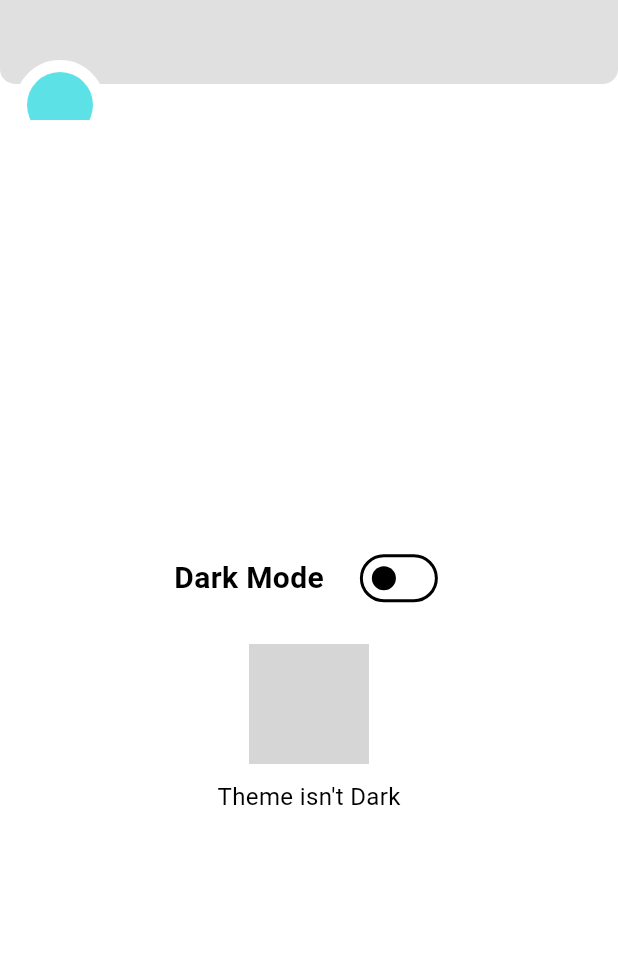
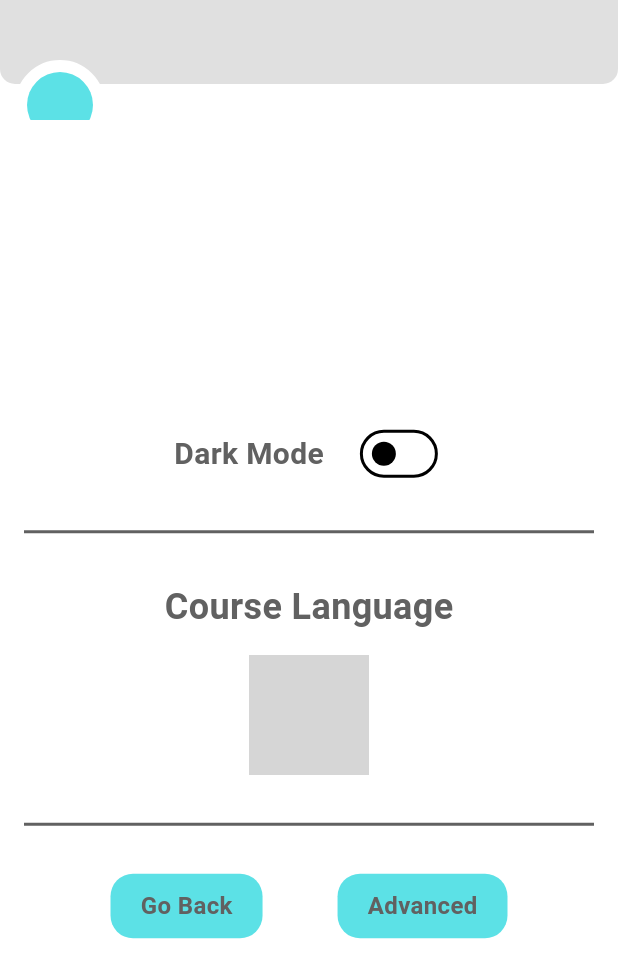
Before and after one commit to Enes-Celebi/Flutter-Language-Learning-App, a Flutter app: the SettingsPage screen opened directly, on a phone screen of 412 x 824 dp. Shown: the top 978 px of the screen. Run offline on Flutter 3.47's test engine with Material 3 defaults, Android fonts, the phone set to English and light mode, and no system bars; our stand-ins replace cloud_firestore, firebase_auth, firebase_core; accounts and stored records are empty; grey boxes are pictures that could not be loaded.

Commit message:
progress update is realtime now, also renewed the settings page

```diff
--- a/lib/pages/login_page.dart
+++ b/lib/pages/login_page.dart
@@ -1,7 +1,7 @@
 import "package:firebase_auth/firebase_auth.dart";
 import "package:flutter/material.dart";
-import "package:lingoneer_beta_0_0_1/components/my_button.dart";
-import "package:lingoneer_beta_0_0_1/components/my_textfield.dart";
+import "package:lingoneer_beta_0_0_1/components/primary_button_component.dart";
+import "package:lingoneer_beta_0_0_1/components/primary_textfield_component.dart";
 import "package:lingoneer_beta_0_0_1/pages/subject_page.dart";
 import "package:lingoneer_beta_0_0_1/pages/signup_page.dart";
 import "package:lingoneer_beta_0_0_1/services/language_provider.dart";
--- a/lib/pages/settings_page.dart
+++ b/lib/pages/settings_page.dart
@@ -1,6 +1,8 @@
 import 'package:flutter/material.dart';
-import 'package:cloud_firestore/cloud_firestore.dart'; // Import Firestore
+import 'package:cloud_firestore/cloud_firestore.dart';
 import 'package:lingoneer_beta_0_0_1/components/appbar_component.dart';
+import 'package:lingoneer_beta_0_0_1/components/primary_button_component.dart';
+import 'package:lingoneer_beta_0_0_1/pages/account_settings.dart';
 import 'package:lingoneer_beta_0_0_1/services/language_provider.dart';
 import 'package:provider/provider.dart';
 
@@ -43,13 +45,8 @@ class _SettingsPageState extends State<SettingsPage> {
           } else if (!snapshot.hasData || snapshot.data!.isEmpty) {
             return Center(child: Text('No data found'));
           } else {
-            //final languageData = snapshot.data![0].docs;
             final intendedLanguageData = snapshot.data![1].docs;
 
-            // Extract the image paths with null checks and casting
-            // final String languageImage = languageData.isNotEmpty
-            //     ? (languageData.first.data() as Map<String, dynamic>)['image'] ?? 'No image'
-            //     : 'No data';
             final String intendedLanguageImage = intendedLanguageData.isNotEmpty
                 ? (intendedLanguageData.first.data() as Map<String, dynamic>)['image'] ?? 'No image'
                 : 'No data';
@@ -61,12 +58,12 @@ class _SettingsPageState extends State<SettingsPage> {
                   Row(
                     mainAxisAlignment: MainAxisAlignment.center,
                     children: [
-                      const Text(
+                      Text(
                         'Dark Mode',
                         style: TextStyle(
                           fontSize: 20,
                           fontWeight: FontWeight.bold,
-                          color: Colors.black,
+                          color: Theme.of(context).colorScheme.inversePrimary,
                         ),
                       ),
                       const SizedBox(width: 20),
@@ -82,6 +79,22 @@ class _SettingsPageState extends State<SettingsPage> {
                     ],
                   ),
                   const SizedBox(height: 20),
+                  Divider(
+                    color: Theme.of(context).colorScheme.inversePrimary,
+                    thickness: 2,
+                    indent: 16,
+                    endIndent: 16
+                  ),
+                  const SizedBox(height:25),
+                  Text(
+                    'Course Language',
+                    style: TextStyle(
+                      fontSize: 24,
+                      fontWeight: FontWeight.bold,
+                      color: Theme.of(context).colorScheme.inversePrimary,
+                    ),
+                  ),
+                  const SizedBox(height: 15),
                   GestureDetector(
                     onTap: () {
                       _showIntendedLanguageDialog(context);
@@ -92,13 +105,31 @@ class _SettingsPageState extends State<SettingsPage> {
                       height: 80,
                     ),
                   ),
-                  const SizedBox(height: 10),
-                  Text(
-                    isDarkMode ? 'Theme is Dark' : 'Theme isn\'t Dark',
-                    style: TextStyle(
-                      fontSize: 16,
-                      color: isDarkMode ? Colors.white : Colors.black,
+                  const SizedBox(height: 25),
+                  Divider(
+                    color: Theme.of(context).colorScheme.inversePrimary,
+                    thickness: 2,
+                    indent: 16,
+                    endIndent: 16
                   ),
+                  const SizedBox(height: 25),
+                  Row(
+                    mainAxisAlignment: MainAxisAlignment.center,
+                    children: [
+                      MyButton(
+                        text: 'Go Back',
+                        onTap: () => Navigator.pop(context),
+                      ),
+                      MyButton(
+                        text: 'Advanced',
+                        onTap: () => Navigator.push(
+                          context,
+                          MaterialPageRoute(
+                            builder: (context) => GeneralSettingsPage(),
+                          ),
+                        ),
+                      ),
+                    ],
                   ),
                 ],
               ),
@@ -108,6 +139,7 @@ class _SettingsPageState extends State<SettingsPage> {
       ),
     );
   }
+
   Future<void> _showIntendedLanguageDialog(BuildContext context) async {
     QuerySnapshot<Map<String, dynamic>> languagesSnapshot =
         await widget._firestore.collection('intended_languages').get();
@@ -124,7 +156,6 @@ class _SettingsPageState extends State<SettingsPage> {
         .map((doc) => doc.data()['image'] as String)
         .toList();
 
-  // Display bottom sheet with language selection
     showModalBottomSheet(
       context: context,
       isScrollControlled: true,
@@ -146,10 +177,9 @@ class _SettingsPageState extends State<SettingsPage> {
                   itemBuilder: (context, index) {
                     return GestureDetector(
                       onTap: () {
-                      // Update the intended language value in the language provider class
                         Provider.of<LanguageProvider>(context, listen: false)
                             .setIntendedSelectedLanguage(languageIds[index]);
-                      Navigator.of(context).pop(); // Close the bottom sheet
+                        Navigator.of(context).pop();
                       },
                       child: Column(
                         mainAxisAlignment: MainAxisAlignment.center,
--- a/lib/pages/signup_page.dart
+++ b/lib/pages/signup_page.dart
@@ -1,8 +1,8 @@
 import "package:cloud_firestore/cloud_firestore.dart";
 import "package:firebase_auth/firebase_auth.dart";
 import "package:flutter/material.dart";
-import "package:lingoneer_beta_0_0_1/components/my_button.dart";
-import "package:lingoneer_beta_0_0_1/components/my_textfield.dart";
+import "package:lingoneer_beta_0_0_1/components/primary_button_component.dart";
+import "package:lingoneer_beta_0_0_1/components/primary_textfield_component.dart";
 import "package:lingoneer_beta_0_0_1/pages/subject_page.dart";
 import "package:lingoneer_beta_0_0_1/pages/login_page.dart";
 import "package:lingoneer_beta_0_0_1/services/language_provider.dart";
--- a/lib/pages/subject_page.dart
+++ b/lib/pages/subject_page.dart
@@ -31,8 +31,8 @@ class _HomePageState extends State<HomePage> {
     _checkUsername(_user!);
   }
 
-  void _goToSubjectLevel(String subjectId) {
-    Navigator.push(
+  void _goToSubjectLevel(String subjectId) async {
+    await Navigator.push(
       context,
       MaterialPageRoute(
         builder: (context) => subjectLevelPage(
@@ -40,6 +40,7 @@ class _HomePageState extends State<HomePage> {
         ),
       ),
     );
+    setState(() {}); // Refresh the FutureBuilder when returning from the subject level page
   }
 
   @override
```
Also changed, not shown: lib/pages/level_page.dart (+4 -3 lines), lib/pages/mapcard_page.dart (+6 -10 lines), lib/pages/account_settings.dart (renamed from lib/pages/account_settings_page.dart). Lines whose indentation alone changed are shown as unchanged.
